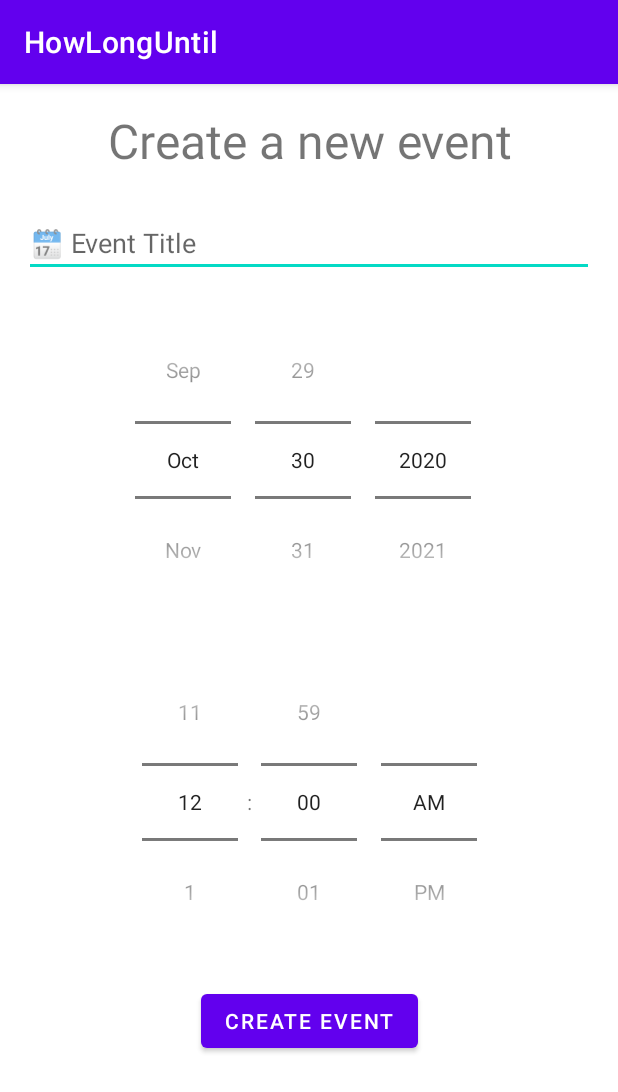
After one commit to mattmarch/HowLongUntil, an Android app: the NewEventActivity screen opened directly, with no data from a screen before it, on a phone screen of 412 x 824 dp. The commit adds this screen. Shown: the top 1092 px of the screen. Run offline under Robolectric (Android 15) with nearby library versions, the phone set to English and light mode, and no system bars.

Commit message:
Add new event activity

```diff
--- a/app/src/main/AndroidManifest.xml
+++ b/app/src/main/AndroidManifest.xml
@@ -9,6 +9,7 @@
         android:roundIcon="@mipmap/ic_launcher_round"
         android:supportsRtl="true"
         android:theme="@style/Theme.HowLongUntil">
+        <activity android:name=".NewEventActivity"></activity>
         <activity android:name=".MainActivity">
             <intent-filter>
                 <action android:name="android.intent.action.MAIN" />
--- a/app/src/main/java/com/example/howlonguntil/HowLongUntilDatabase.kt
+++ b/app/src/main/java/com/example/howlonguntil/HowLongUntilDatabase.kt
@@ -11,7 +11,7 @@ import kotlinx.coroutines.CoroutineScope
 import kotlinx.coroutines.launch
 import java.time.LocalDateTime
 
-@Database(entities = arrayOf(Event::class), version = 1, exportSchema = false)
+@Database(entities = [Event::class], version = 1, exportSchema = false)
 @TypeConverters(Converters::class)
 public abstract class HowLongUntilDatabase: RoomDatabase() {
     abstract fun eventDao(): EventDao
--- /dev/null
+++ b/app/src/main/java/com/example/howlonguntil/NewEventActivity.kt
@@ -0,0 +1,28 @@
+package com.example.howlonguntil
+
+import android.os.Bundle
+import android.widget.DatePicker
+import android.widget.TimePicker
+import androidx.appcompat.app.AppCompatActivity
+import java.time.LocalDateTime
+import java.time.ZoneOffset
+
+class NewEventActivity : AppCompatActivity() {
+
+    override fun onCreate(savedInstanceState: Bundle?) {
+        super.onCreate(savedInstanceState)
+        setContentView(R.layout.activity_new_event)
+    }
+
+    override fun onStart() {
+        super.onStart()
+
+        val datePicker = findViewById<DatePicker>(R.id.newEventDate)
+        val timePicker = findViewById<TimePicker>(R.id.newEventTime)
+
+        datePicker.minDate = LocalDateTime.now().toEpochSecond(ZoneOffset.UTC) * 1000
+        timePicker.hour = 0
+        timePicker.minute = 0
+    }
+
+}
--- /dev/null
+++ b/app/src/main/res/drawable/ic_baseline_add_24.xml
@@ -0,0 +1,5 @@
+<vector android:height="24dp" android:tint="#FFFFFF"
+    android:viewportHeight="24" android:viewportWidth="24"
+    android:width="24dp" xmlns:android="http://schemas.android.com/apk/res/android">
+    <path android:fillColor="@android:color/white" android:pathData="M19,13h-6v6h-2v-6H5v-2h6V5h2v6h6v2z"/>
+</vector>
--- /dev/null
+++ b/app/src/main/res/layout/activity_new_event.xml
@@ -0,0 +1,75 @@
+<?xml version="1.0" encoding="utf-8"?>
+<androidx.constraintlayout.widget.ConstraintLayout xmlns:android="http://schemas.android.com/apk/res/android"
+    xmlns:app="http://schemas.android.com/apk/res-auto"
+    xmlns:tools="http://schemas.android.com/tools"
+    android:layout_width="match_parent"
+    android:layout_height="match_parent"
+    tools:context=".NewEventActivity">
+
+    <TextView
+        android:id="@+id/newEventPageTitle"
+        android:layout_width="wrap_content"
+        android:layout_height="wrap_content"
+        android:layout_marginTop="16dp"
+        android:text="@string/create_a_new_event_title"
+        app:layout_constraintEnd_toEndOf="parent"
+        app:layout_constraintStart_toStartOf="parent"
+        android:textSize="32sp"
+        android:textAlignment="center"
+        app:layout_constraintTop_toTopOf="parent" />
+
+
+    <EditText
+        android:id="@+id/newEventTitle"
+        android:layout_width="0dp"
+        android:layout_height="wrap_content"
+        android:layout_marginStart="16dp"
+        android:layout_marginTop="24dp"
+        android:layout_marginEnd="16dp"
+        android:ems="10"
+        android:hint="@string/event_title_hint"
+        android:importantForAutofill="no"
+        android:inputType="textPersonName"
+        app:layout_constraintEnd_toEndOf="parent"
+        app:layout_constraintHorizontal_bias="0.0"
+        app:layout_constraintStart_toStartOf="parent"
+        app:layout_constraintTop_toBottomOf="@+id/newEventPageTitle" />
+
+    <Button
+        android:id="@+id/createEventButton"
+        android:layout_width="wrap_content"
+        android:layout_height="wrap_content"
+        android:layout_marginTop="16dp"
+        android:text="@string/create_event_button_text"
+        app:layout_constraintEnd_toEndOf="parent"
+        app:layout_constraintStart_toStartOf="parent"
+        app:layout_constraintTop_toBottomOf="@+id/newEventTime" />
+
+    <TimePicker
+        android:id="@+id/newEventTime"
+        android:layout_width="wrap_content"
+        android:layout_height="wrap_content"
+        android:layout_marginTop="16dp"
+        android:ems="10"
+        android:importantForAutofill="no"
+        app:layout_constraintEnd_toEndOf="parent"
+        app:layout_constraintHorizontal_bias="0.502"
+        android:timePickerMode="spinner"
+        app:layout_constraintStart_toStartOf="parent"
+        app:layout_constraintTop_toBottomOf="@+id/newEventDate" />
+
+    <DatePicker
+        android:id="@+id/newEventDate"
+        android:layout_width="wrap_content"
+        android:layout_height="wrap_content"
+        android:layout_marginTop="16dp"
+        android:ems="10"
+        android:datePickerMode="spinner"
+        android:importantForAutofill="no"
+        app:layout_constraintEnd_toEndOf="parent"
+        app:layout_constraintHorizontal_bias="0.502"
+        app:layout_constraintStart_toStartOf="parent"
+        android:calendarViewShown="false"
+        app:layout_constraintTop_toBottomOf="@+id/newEventTitle" />
+
+</androidx.constraintlayout.widget.ConstraintLayout>
--- a/app/src/main/res/values/strings.xml
+++ b/app/src/main/res/values/strings.xml
@@ -1,3 +1,10 @@
 <resources>
     <string name="app_name">HowLongUntil</string>
+    <string name="add_new_event">add new event</string>
+    <string name="event_not_saved_toast">Event not saved</string>
+    <string name="event_title_hint">🗓 Event Title</string>
+    <string name="create_event_button_text">Create Event</string>
+    <string name="create_a_new_event_title">Create a new event</string>
+    <string name="event_time_hint">Event Time</string>
+    <string name="event_date_hint">Event date</string>
 </resources>
```
Also changed, not shown: app/src/main/java/com/example/howlonguntil/MainActivity.kt (+28 -0 lines), app/src/main/res/layout/activity_main.xml (+13 -0 lines).
